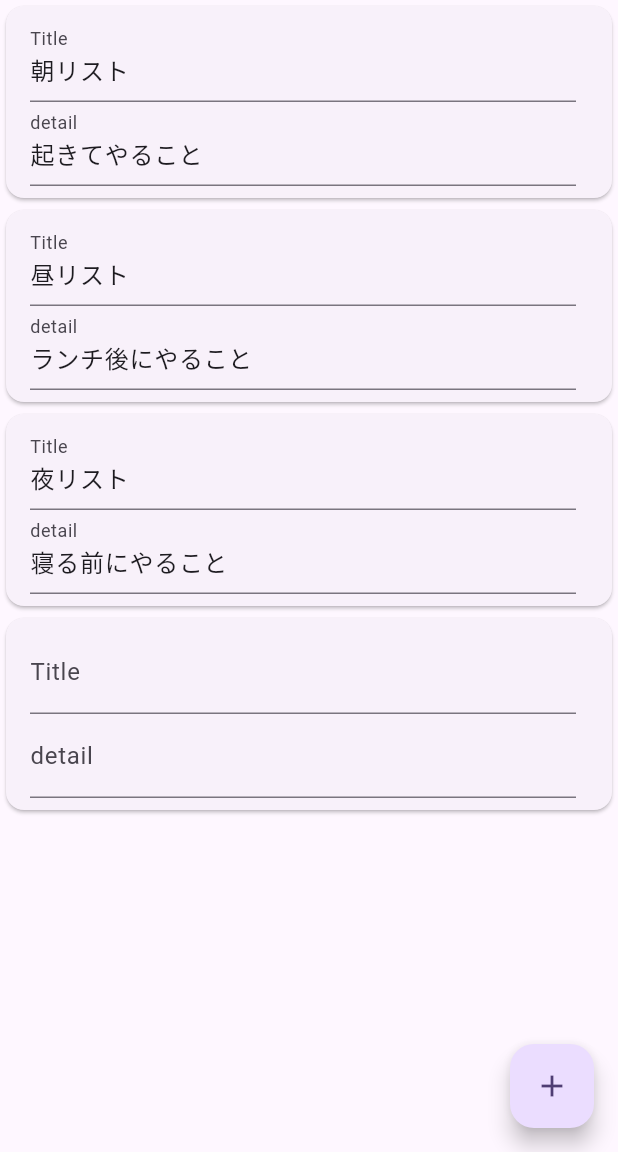
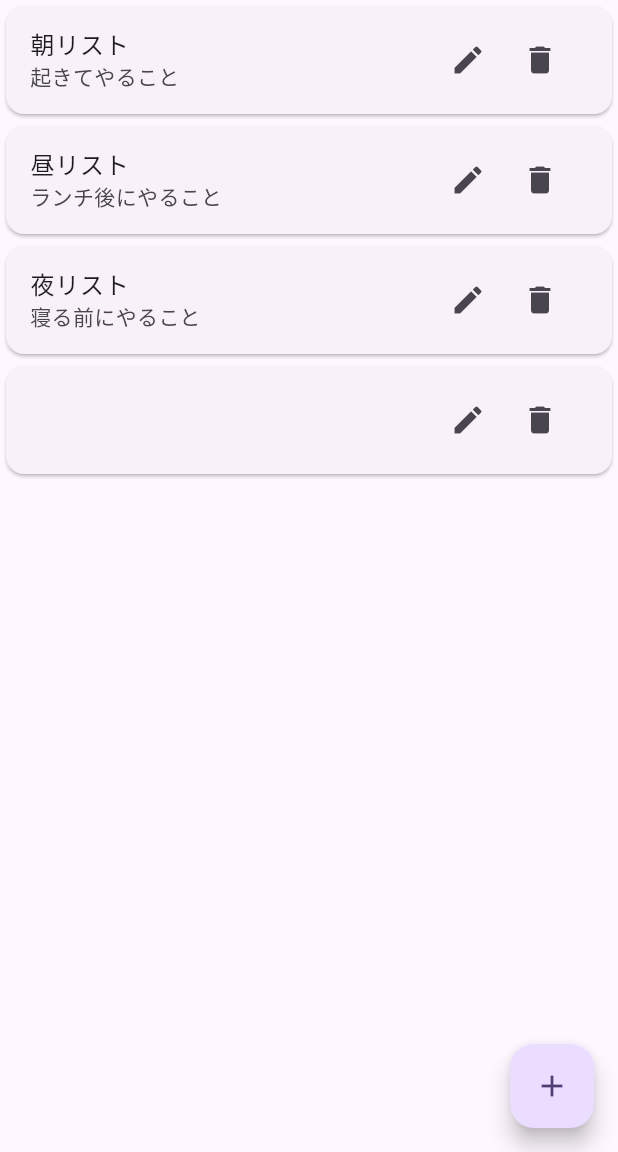
Before and after one commit to hiro259/tickroll, a Flutter app: the screen it shows after launch, after a tap on the "add" icon, on a phone screen of 412 x 824 dp, the part 84-1236 px from its top. Run offline on Flutter 3.47's test engine with Material 3 defaults, Android fonts, the phone set to English and light mode, and no system bars.

Commit message:
delete Textfield add Title and Iconbutton *2

```diff
--- a/lib/main.dart
+++ b/lib/main.dart
@@ -48,13 +48,6 @@
     //実際の空データの追加
     TickTitleList.add(TickTitle(title: "", detail: ""));
 
-    //Title用Textfiledの文字列変更用のcontrollerの追加
-    _titleControllers
-        .add(TextEditingController(text: TickTitleList.last.title));
-    //detail用Textfiledの文字列変更用のcontrollerの追加
-    _detailControllers
-        .add(TextEditingController(text: TickTitleList.last.detail));
-
     setState(() {});
   }
 
@@ -65,17 +58,10 @@
     TickTitleList.add(TickTitle(title: '夜リスト', detail: '寝る前にやること'));
   }
 
-  final _titleControllers = <TextEditingController>[];
-  final _detailControllers = <TextEditingController>[];
-
   @override
   void initState() {
     super.initState();
     // TextEditingControllerの初期化
-    for (final item in TickTitleList) {
-      _titleControllers.add(TextEditingController(text: item.title));
-      _detailControllers.add(TextEditingController(text: item.detail));
-    }
   }
 
   @override
@@ -101,21 +87,18 @@
         itemBuilder: (context, index) {
           return Card(
             child: ListTile(
-              title: TextField(
-                controller: _titleControllers[index],
-                decoration: InputDecoration(labelText: 'Title'),
-                onChanged: (value) {
-                  TickTitleList[index].title = value;
-                },
-              ),
-              subtitle: TextField(
-                controller: _detailControllers[index],
-                decoration: InputDecoration(labelText: 'detail'),
-                onChanged: (value) {
-                  TickTitleList[index].detail = value;
-                },
+              title: Text(TickTitleList[index].title),
+              subtitle: Text(TickTitleList[index].detail),
+              trailing: Row(
+                mainAxisSize: MainAxisSize.min,
+                children: [
+                  IconButton(onPressed: () {}, icon: Icon(Icons.edit)),
+                  IconButton(onPressed: () {}, icon: Icon(Icons.delete))
+                ],
               ),
             ),
+            // Icon(Icons.book),
+            // Icon(Icons.co2),
           );
         },
       )),
```
